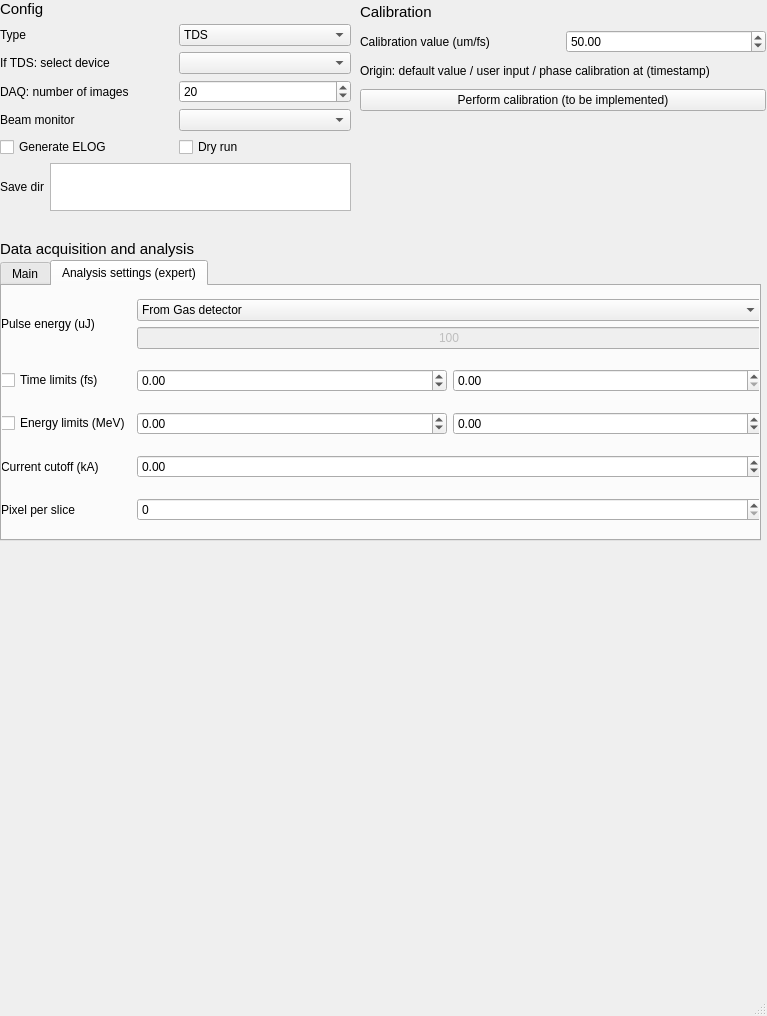
Before: the Qt Designer form gui_tds.ui in pdijksta/PassiveWFMeasurement, drawn with Qt 5.
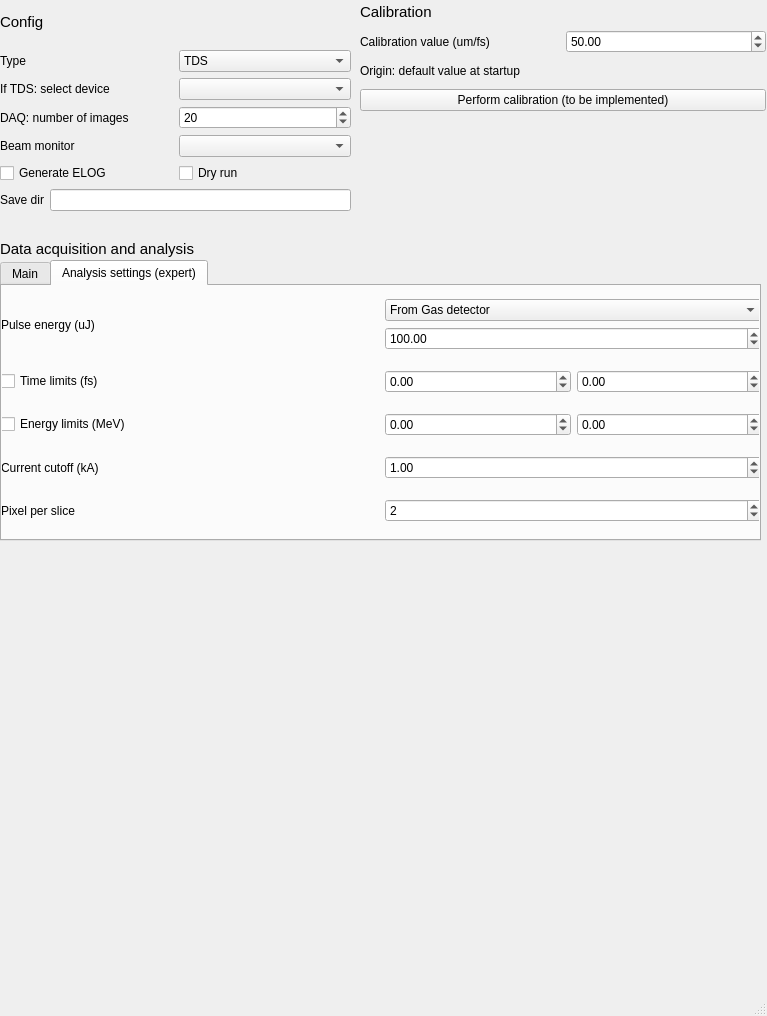
After: the same form once the commit is applied. The open tabs and pages were chosen to show the change.

The edit to the form file:
```diff
--- a/gui_tds.ui
+++ b/gui_tds.ui
@@ -144,7 +144,7 @@
         </widget>
        </item>
        <item>
-        <widget class="QPlainTextEdit" name="plainTextEdit"/>
+        <widget class="QLineEdit" name="config_savedir"/>
        </item>
       </layout>
      </item>
@@ -202,7 +202,7 @@
      <item>
       <widget class="QLabel" name="label_7">
        <property name="text">
-        <string>Origin: default value / user input / phase calibration at (timestamp)</string>
+        <string>Origin: default value at startup</string>
        </property>
       </widget>
      </item>
@@ -375,6 +375,9 @@
            <property name="minimum">
             <double>-200.000000000000000</double>
            </property>
+           <property name="maximum">
+            <double>200.000000000000000</double>
+           </property>
           </widget>
          </item>
          <item>
@@ -382,6 +385,9 @@
            <property name="minimum">
             <double>-200.000000000000000</double>
            </property>
+           <property name="maximum">
+            <double>200.000000000000000</double>
+           </property>
           </widget>
          </item>
         </layout>
@@ -403,10 +409,16 @@
            <property name="minimum">
             <double>-200.000000000000000</double>
            </property>
+           <property name="maximum">
+            <double>200.000000000000000</double>
+           </property>
           </widget>
          </item>
          <item>
-          <widget class="QDoubleSpinBox" name="doubleSpinBox_3">
+          <widget class="QDoubleSpinBox" name="TimeLimit2">
+           <property name="minimum">
+            <double>-200.000000000000000</double>
+           </property>
            <property name="maximum">
             <double>200.000000000000000</double>
            </property>
@@ -434,15 +446,12 @@
           </widget>
          </item>
          <item>
-          <widget class="QLineEdit" name="LasingEnergyInput">
-           <property name="enabled">
-            <bool>false</bool>
+          <widget class="QDoubleSpinBox" name="pulse_energy">
+           <property name="maximum">
+            <double>10000.000000000000000</double>
            </property>
-           <property name="text">
-            <string>100</string>
-           </property>
-           <property name="alignment">
-            <set>Qt::AlignCenter</set>
+           <property name="value">
+            <double>100.000000000000000</double>
            </property>
           </widget>
          </item>
@@ -468,12 +477,19 @@
        <item row="3" column="2">
         <widget class="QDoubleSpinBox" name="doubleSpinBox_7">
          <property name="minimum">
-          <double>-200.000000000000000</double>
+          <double>0.000000000000000</double>
+         </property>
+         <property name="value">
+          <double>1.000000000000000</double>
          </property>
         </widget>
        </item>
        <item row="4" column="2">
-        <widget class="QSpinBox" name="spinBox_2"/>
+        <widget class="QSpinBox" name="pixel_per_slice">
+         <property name="value">
+          <number>2</number>
+         </property>
+        </widget>
        </item>
       </layout>
      </widget>
```
Left out of the diff: 36 changed lines with no effect on the pictures.
